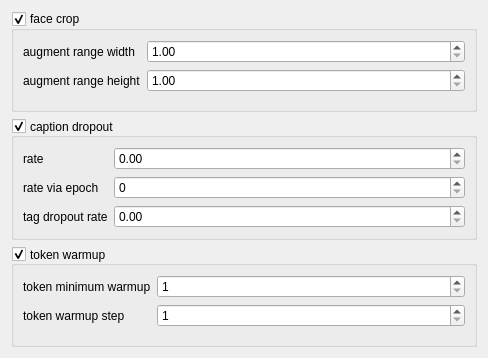
First picture: the form in ui_files/sub_dataset_extra_input.ui, repository derrian-distro/LoRA_Easy_Training_Scripts, before the edit.
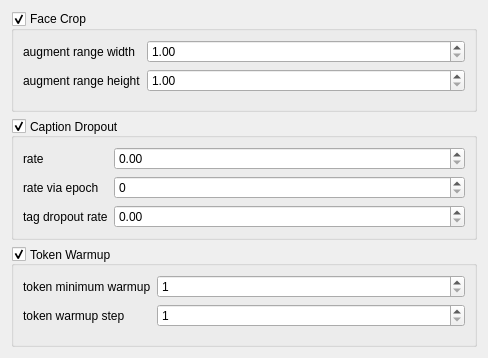
Second picture: the form after the edit. Custom widgets are drawn as their Qt base class.

The edit to the form file:
```diff
--- a/ui_files/sub_dataset_extra_input.ui
+++ b/ui_files/sub_dataset_extra_input.ui
@@ -29,7 +29,7 @@
       <string>&lt;html&gt;&lt;head/&gt;&lt;body&gt;&lt;p&gt;Suppliments the dataset before training by cropping the face of each image that has one in it. I don't believe this provides extra captions for these files, so this is fairly useless.&lt;/p&gt;&lt;/body&gt;&lt;/html&gt;</string>
      </property>
      <property name="title">
-      <string>face crop</string>
+      <string>Face Crop</string>
      </property>
      <property name="checkable">
       <bool>true</bool>
@@ -120,7 +120,7 @@
       <string>&lt;html&gt;&lt;head/&gt;&lt;body&gt;&lt;p&gt;During training, captions can be excluded according to the various controls below. Personally they don't really serve much of a purpose, I suggest you don't use it.&lt;/p&gt;&lt;/body&gt;&lt;/html&gt;</string>
      </property>
      <property name="title">
-      <string>caption dropout</string>
+      <string>Caption Dropout</string>
      </property>
      <property name="alignment">
       <set>Qt::AlignLeading|Qt::AlignLeft|Qt::AlignVCenter</set>
@@ -276,7 +276,7 @@
       <string>&lt;html&gt;&lt;head/&gt;&lt;body&gt;&lt;p&gt;Token warmup is a way to gradually introduce tags as the model trains. Both variables are required.&lt;/p&gt;&lt;/body&gt;&lt;/html&gt;</string>
      </property>
      <property name="title">
-      <string>token warmup</string>
+      <string>Token Warmup</string>
      </property>
      <property name="alignment">
       <set>Qt::AlignLeading|Qt::AlignLeft|Qt::AlignVCenter</set>
```
Left out of the diff: 6 changed lines with no effect on the pictures.
